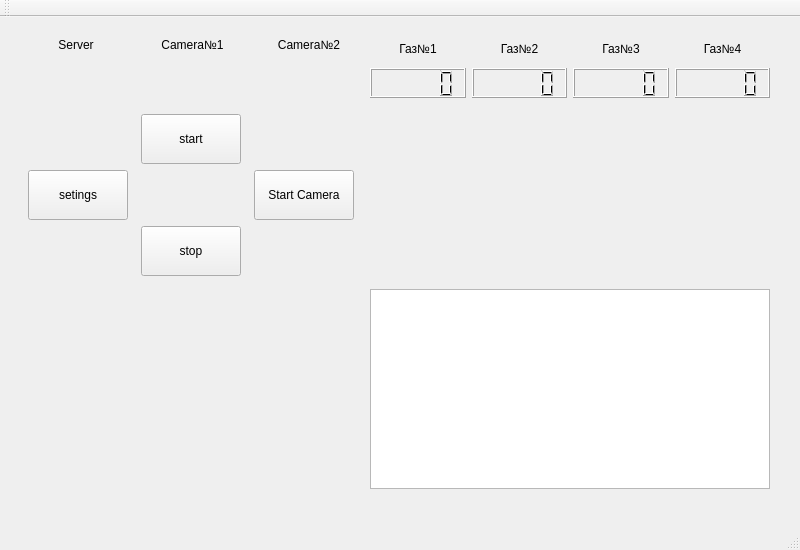
Before: the Qt Designer form mainwindow.ui in EugChesn/GuiClient, drawn with Qt 5.
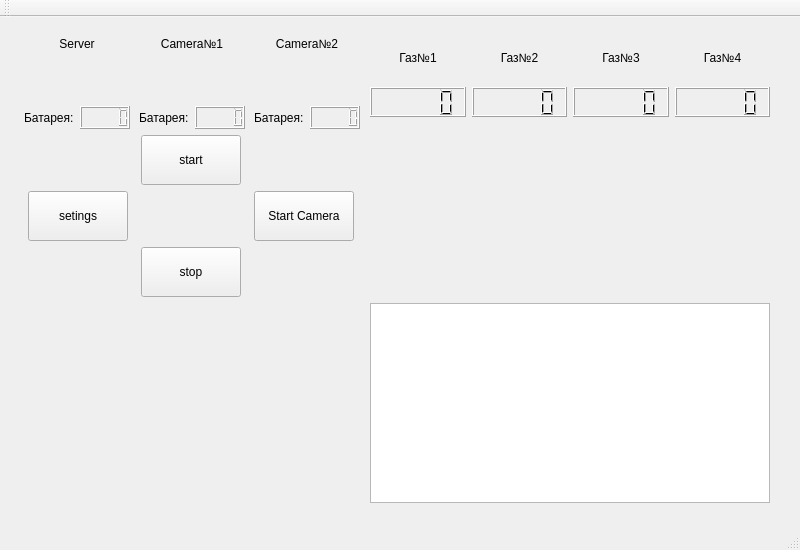
After: the same form once the commit is applied. Icons and pictures are not drawn.

```diff
--- a/mainwindow.ui
+++ b/mainwindow.ui
@@ -36,7 +36,7 @@
     <property name="geometry">
      <rect>
       <x>10</x>
-      <y>0</y>
+      <y>6</y>
       <width>771</width>
       <height>491</height>
      </rect>
@@ -202,6 +202,33 @@
            </property>
           </widget>
          </item>
+         <item>
+          <layout class="QHBoxLayout" name="horizontalLayout_5">
+           <item>
+            <widget class="QLabel" name="label_9">
+             <property name="maximumSize">
+              <size>
+               <width>50</width>
+               <height>16777215</height>
+              </size>
+             </property>
+             <property name="text">
+              <string>Батарея: </string>
+             </property>
+            </widget>
+           </item>
+           <item>
+            <widget class="QLCDNumber" name="lcdbatteryServer">
+             <property name="maximumSize">
+              <size>
+               <width>50</width>
+               <height>16777215</height>
+              </size>
+             </property>
+            </widget>
+           </item>
+          </layout>
+         </item>
         </layout>
        </item>
        <item>
@@ -275,6 +302,33 @@
            </property>
           </widget>
          </item>
+         <item>
+          <layout class="QHBoxLayout" name="horizontalLayout_6">
+           <item>
+            <widget class="QLabel" name="label_10">
+             <property name="maximumSize">
+              <size>
+               <width>50</width>
+               <height>16777215</height>
+              </size>
+             </property>
+             <property name="text">
+              <string>Батарея: </string>
+             </property>
+            </widget>
+           </item>
+           <item>
+            <widget class="QLCDNumber" name="lcdbatteryCamera1">
+             <property name="maximumSize">
+              <size>
+               <width>50</width>
+               <height>16777215</height>
+              </size>
+             </property>
+            </widget>
+           </item>
+          </layout>
+         </item>
         </layout>
        </item>
        <item>
@@ -345,6 +399,33 @@
            </property>
           </widget>
          </item>
+         <item>
+          <layout class="QHBoxLayout" name="horizontalLayout_7">
+           <item>
+            <widget class="QLabel" name="label_11">
+             <property name="maximumSize">
+              <size>
+               <width>50</width>
+               <height>16777215</height>
+              </size>
+             </property>
+             <property name="text">
+              <string>Батарея: </string>
+             </property>
+            </widget>
+           </item>
+           <item>
+            <widget class="QLCDNumber" name="lcdbatteryCamera2">
+             <property name="maximumSize">
+              <size>
+               <width>50</width>
+               <height>16777215</height>
+              </size>
+             </property>
+            </widget>
+           </item>
+          </layout>
+         </item>
         </layout>
        </item>
       </layout>
```
